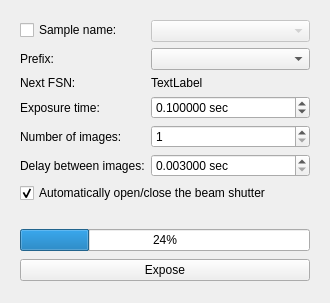
awacha/cct, file cct/qtgui/measurement/singleexposure/singleexposure.ui: the form before one commit.
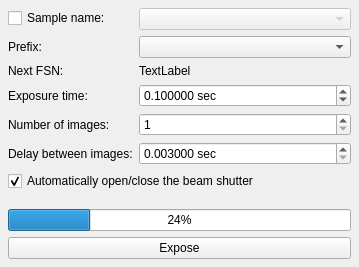
The form after the commit. Icons and pictures are not drawn.

Commit message: Changes in SingleExposure UI - correct window sizing - sample chooser combo box works

```diff
--- a/cct/qtgui/measurement/singleexposure/singleexposure.ui
+++ b/cct/qtgui/measurement/singleexposure/singleexposure.ui
@@ -6,17 +6,50 @@
    <rect>
     <x>0</x>
     <y>0</y>
-    <width>330</width>
-    <height>303</height>
+    <width>359</width>
+    <height>267</height>
    </rect>
   </property>
+  <property name="sizePolicy">
+   <sizepolicy hsizetype="Maximum" vsizetype="Maximum">
+    <horstretch>0</horstretch>
+    <verstretch>0</verstretch>
+   </sizepolicy>
+  </property>
   <property name="windowTitle">
    <string>Form</string>
   </property>
   <layout class="QVBoxLayout" name="verticalLayout">
+   <property name="spacing">
+    <number>5</number>
+   </property>
+   <property name="leftMargin">
+    <number>8</number>
+   </property>
+   <property name="topMargin">
+    <number>8</number>
+   </property>
+   <property name="rightMargin">
+    <number>8</number>
+   </property>
+   <property name="bottomMargin">
+    <number>8</number>
+   </property>
    <item>
     <widget class="QWidget" name="entryWidget" native="true">
      <layout class="QFormLayout" name="formLayout">
+      <property name="leftMargin">
+       <number>0</number>
+      </property>
+      <property name="topMargin">
+       <number>0</number>
+      </property>
+      <property name="rightMargin">
+       <number>0</number>
+      </property>
+      <property name="bottomMargin">
+       <number>0</number>
+      </property>
       <item row="1" column="0">
        <widget class="QLabel" name="label">
         <property name="text">
@@ -139,7 +172,25 @@
    </item>
    <item>
     <widget class="QWidget" name="widget_2" native="true">
+     <property name="sizePolicy">
+      <sizepolicy hsizetype="Preferred" vsizetype="Maximum">
+       <horstretch>0</horstretch>
+       <verstretch>0</verstretch>
+      </sizepolicy>
+     </property>
      <layout class="QVBoxLayout" name="verticalLayout_2">
+      <property name="leftMargin">
+       <number>0</number>
+      </property>
+      <property name="topMargin">
+       <number>0</number>
+      </property>
+      <property name="rightMargin">
+       <number>0</number>
+      </property>
+      <property name="bottomMargin">
+       <number>0</number>
+      </property>
       <item>
        <widget class="QProgressBar" name="progressBar">
         <property name="value">
```
Left out of the diff: 6 changed lines with no effect on the pictures. The commit also changes 1 other file.
